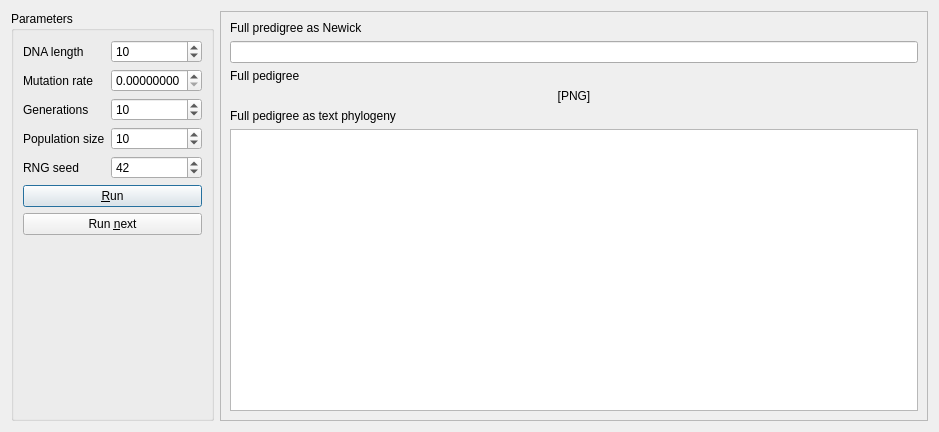
richelbilderbeek/ProjectRichelBilderbeek, file Tools/ToolFisherWrighter/qtfisherwrightermaindialog.ui: the form before one commit.
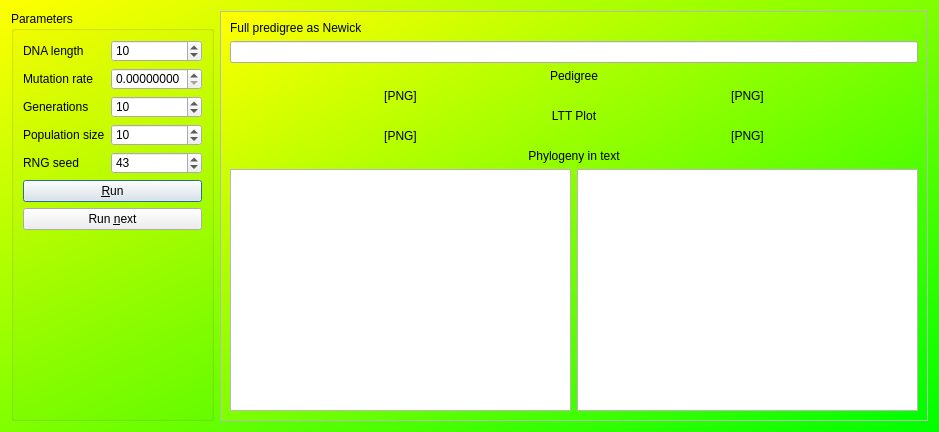
The form after the commit.

Patch:
```diff
--- a/Tools/ToolFisherWrighter/qtfisherwrightermaindialog.ui
+++ b/Tools/ToolFisherWrighter/qtfisherwrightermaindialog.ui
@@ -13,8 +13,17 @@
   <property name="windowTitle">
    <string>FisherWrighter</string>
   </property>
-  <layout class="QHBoxLayout" name="horizontalLayout_6">
-   <item>
+  <property name="styleSheet">
+   <string notr="true">QDialog { 
+  background-color: qlineargradient(x1: 0, y1: 0, x2: 1, y2: 1, stop: 0  #ffff00, stop: 1 #00ff00);
+}
+
+QWidget#results { 
+  background-color: qlineargradient(x1: 0, y1: 0, x2: 1, y2: 1, stop: 0  #ffff00, stop: 1 #00ff00);
+}</string>
+  </property>
+  <layout class="QGridLayout" name="gridLayout">
+   <item row="0" column="0">
     <widget class="QGroupBox" name="box_parameters">
      <property name="sizePolicy">
       <sizepolicy hsizetype="Maximum" vsizetype="Preferred">
@@ -113,7 +122,7 @@
          <number>999999999</number>
         </property>
         <property name="value">
-         <number>42</number>
+         <number>43</number>
         </property>
        </widget>
       </item>
@@ -140,44 +149,43 @@
      </layout>
     </widget>
    </item>
-   <item>
+   <item row="0" column="1">
     <widget class="QScrollArea" name="scrollArea">
      <property name="widgetResizable">
       <bool>true</bool>
      </property>
-     <widget class="QWidget" name="scrollAreaWidgetContents">
+     <widget class="QWidget" name="results">
       <property name="geometry">
        <rect>
         <x>0</x>
         <y>0</y>
-        <width>666</width>
+        <width>670</width>
         <height>412</height>
        </rect>
       </property>
-      <layout class="QVBoxLayout" name="verticalLayout">
-       <item>
-        <widget class="QLabel" name="label_newick">
+      <layout class="QGridLayout" name="gridLayout_2">
+       <item row="3" column="0">
+        <widget class="QLabel" name="image_phylogeny">
          <property name="text">
-          <string>Full predigree as Newick</string>
+          <string>[PNG]</string>
          </property>
-        </widget>
-       </item>
-       <item>
-        <widget class="QLineEdit" name="line_newick">
-         <property name="readOnly">
-          <bool>true</bool>
+         <property name="alignment">
+          <set>Qt::AlignCenter</set>
          </property>
         </widget>
        </item>
-       <item>
-        <widget class="QLabel" name="label_full_pedigree_as_png">
+       <item row="3" column="1">
+        <widget class="QLabel" name="image_phylogeny_extant">
          <property name="text">
-          <string>Full pedigree</string>
+          <string>[PNG]</string>
          </property>
+         <property name="alignment">
+          <set>Qt::AlignCenter</set>
+         </property>
         </widget>
        </item>
-       <item>
-        <widget class="QLabel" name="png_pedigree">
+       <item row="5" column="0">
+        <widget class="QLabel" name="image_lttPlot">
          <property name="text">
           <string>[PNG]</string>
          </property>
@@ -186,14 +194,17 @@
          </property>
         </widget>
        </item>
-       <item>
-        <widget class="QLabel" name="label_full_pedigree_as_txt">
+       <item row="5" column="1">
+        <widget class="QLabel" name="image_lttPlot_extant">
          <property name="text">
-          <string>Full pedigree as text phylogeny</string>
+          <string>[PNG]</string>
          </property>
+         <property name="alignment">
+          <set>Qt::AlignCenter</set>
+         </property>
         </widget>
        </item>
-       <item>
+       <item row="7" column="0">
         <widget class="QPlainTextEdit" name="text_newick">
          <property name="font">
           <font>
@@ -205,6 +216,53 @@
          </property>
         </widget>
        </item>
+       <item row="7" column="1">
+        <widget class="QPlainTextEdit" name="text_newick_extant"/>
+       </item>
+       <item row="1" column="0" colspan="2">
+        <widget class="QLineEdit" name="line_newick">
+         <property name="readOnly">
+          <bool>true</bool>
+         </property>
+        </widget>
+       </item>
+       <item row="0" column="0" colspan="2">
+        <widget class="QLabel" name="label_newick">
+         <property name="text">
+          <string>Full predigree as Newick</string>
+         </property>
+        </widget>
+       </item>
+       <item row="2" column="0" colspan="2">
+        <widget class="QLabel" name="label_full_pedigree_as_png">
+         <property name="text">
+          <string>Pedigree</string>
+         </property>
+         <property name="alignment">
+          <set>Qt::AlignCenter</set>
+         </property>
+        </widget>
+       </item>
+       <item row="4" column="0" colspan="2">
+        <widget class="QLabel" name="label_lttPlot">
+         <property name="text">
+          <string>LTT Plot</string>
+         </property>
+         <property name="alignment">
+          <set>Qt::AlignCenter</set>
+         </property>
+        </widget>
+       </item>
+       <item row="6" column="0" colspan="2">
+        <widget class="QLabel" name="label_full_pedigree_as_txt">
+         <property name="text">
+          <string>Phylogeny in text</string>
+         </property>
+         <property name="alignment">
+          <set>Qt::AlignCenter</set>
+         </property>
+        </widget>
+       </item>
       </layout>
      </widget>
     </widget>
```
